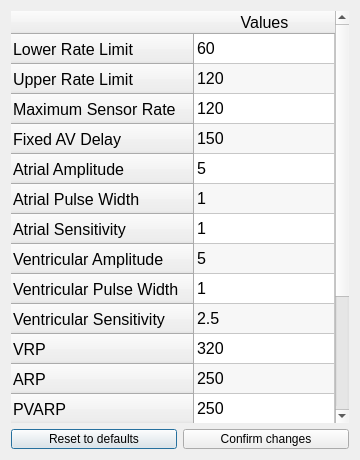
Qt form DCM/ui_files/parameters.ui (CarlosCapili/3K04-Pacemaker-Project) before a commit.
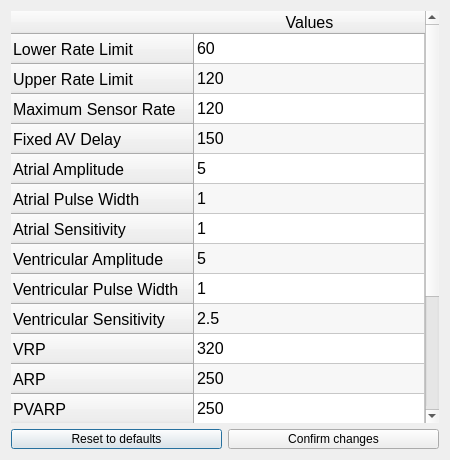
The same form after that commit.

The edit to the form file:
```diff
--- a/DCM/ui_files/parameters.ui
+++ b/DCM/ui_files/parameters.ui
@@ -6,7 +6,7 @@
    <rect>
     <x>0</x>
     <y>0</y>
-    <width>360</width>
+    <width>450</width>
     <height>460</height>
    </rect>
   </property>
@@ -18,13 +18,13 @@
   </property>
   <property name="minimumSize">
    <size>
-    <width>360</width>
+    <width>450</width>
     <height>460</height>
    </size>
   </property>
   <property name="maximumSize">
    <size>
-    <width>360</width>
+    <width>450</width>
     <height>460</height>
    </size>
   </property>
```
